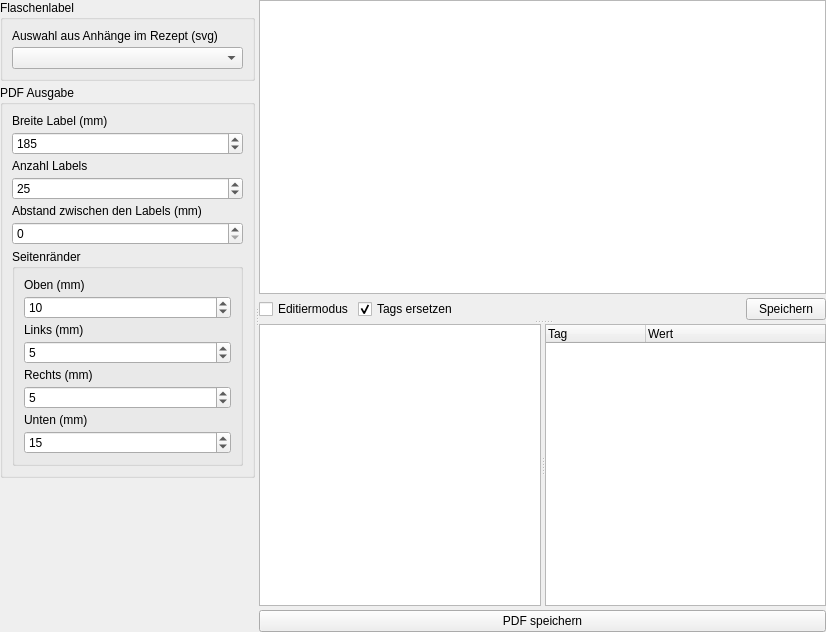
Above: kleiner-brauhelfer/tabetikette.ui from kleiner-brauhelfer/kleiner-brauhelfer-2 before the change. Below: the same form after it.
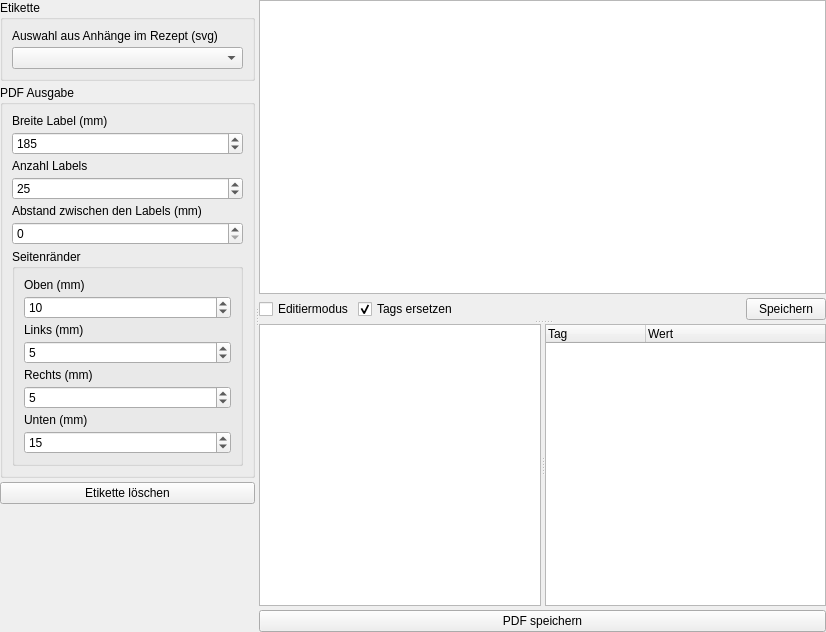
That is the form after the change. Custom widgets are drawn as their Qt base class.

```diff
--- a/kleiner-brauhelfer/tabetikette.ui
+++ b/kleiner-brauhelfer/tabetikette.ui
@@ -42,7 +42,7 @@
        <item>
         <widget class="QGroupBox" name="groupBox_FLabelAuswahl">
          <property name="title">
-          <string>Flaschenlabel</string>
+          <string>Etikette</string>
          </property>
          <layout class="QVBoxLayout" name="verticalLayout_24">
           <property name="spacing">
@@ -197,6 +197,13 @@
          </layout>
         </widget>
        </item>
+       <item>
+        <widget class="QPushButton" name="btnLoeschen">
+         <property name="text">
+          <string>Etikette löschen</string>
+         </property>
+        </widget>
+       </item>
        <item>
         <spacer name="verticalSpacer_6">
          <property name="orientation">
```
